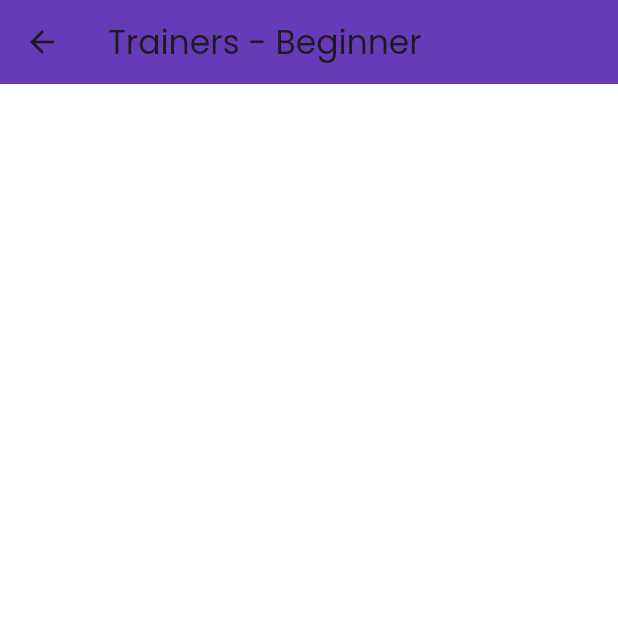
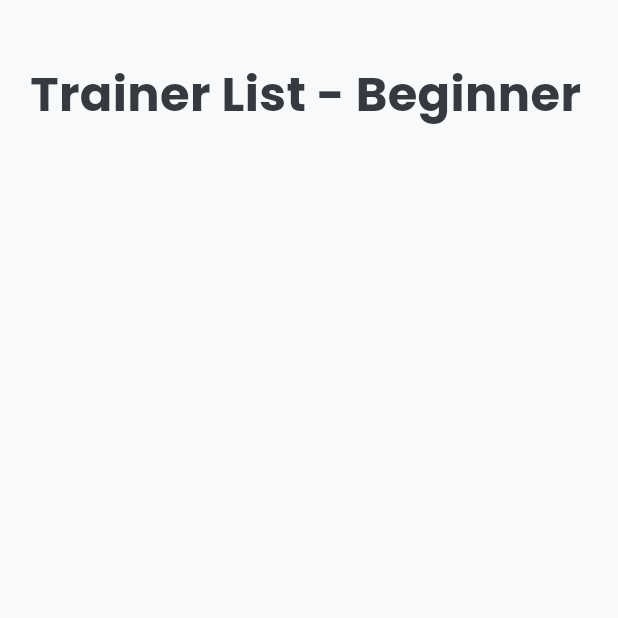
Before and after one commit to blackat123/vervevit, a Flutter app: the TrainerPage screen opened directly, on a phone screen of 412 x 824 dp, the top half of it. Run offline on Flutter 3.47's test engine with Material 3 defaults, Android fonts, the phone set to English and light mode, and no system bars; our stand-ins replace google_fonts, supabase_flutter; accounts and stored records are empty.

Commit message:
trainer page ui

```diff
--- a/lib/Screens/trainer_page.dart
+++ b/lib/Screens/trainer_page.dart
@@ -1,6 +1,8 @@
 import 'package:flutter/material.dart';
 import 'package:supabase_flutter/supabase_flutter.dart';
 import 'book_schedule_page.dart';
+import 'package:vervefit/Components/trainer_card.dart';
+import 'package:vervefit/responsive.dart';
 
 class TrainerPage extends StatefulWidget {
   final String selectedLevel;
@@ -36,27 +38,51 @@ class _TrainerPageState extends State<TrainerPage> {
 
   @override
   Widget build(BuildContext context) {
+    final double horizontalPadding = Responsive.isDesktop(context)
+        ? 100
+        : Responsive.isTablet(context)
+            ? 60
+            : 20;
+
+    final int crossAxisCount = Responsive.isDesktop(context)
+        ? 3
+        : Responsive.isTablet(context)
+            ? 2
+            : 1;
+
+    final double childAspectRatio = Responsive.isDesktop(context)
+    ? 1.4
+    : Responsive.isTablet(context)
+        ? 1.3
+        : 1.1;
+
+
     return Scaffold(
-      appBar: AppBar(
-        title: Text('Trainers - ${widget.selectedLevel}'),
-        backgroundColor: Colors.deepPurple,
+      backgroundColor: const Color(0xFFF8F9FA),
+      body: Padding(
+        padding: EdgeInsets.symmetric(horizontal: horizontalPadding, vertical: 40),
+        child: Column(
+          crossAxisAlignment: CrossAxisAlignment.start,
+          children: [
+            Text(
+              'Trainer List - ${widget.selectedLevel}',
+              style: const TextStyle(
+                fontSize: 32,
+                fontWeight: FontWeight.bold,
+                color: Color(0xFF343A40),
               ),
-      body: loading
-          ? Center(child: CircularProgressIndicator())
-          : ListView.builder(
+            ),
+            const SizedBox(height: 20),
+            loading
+                ? const Center(child: CircularProgressIndicator())
+                : Expanded(
+  child: ListView.separated(
     itemCount: trainers.length,
+    separatorBuilder: (_, __) => const SizedBox(height: 16),
     itemBuilder: (context, index) {
       final trainer = trainers[index];
-                return Card(
-                  margin: const EdgeInsets.all(8),
-                  child: ListTile(
-                    leading: CircleAvatar(
-                      child: Text(trainer['nama'][0]),
-                    ),
-                    title: Text(trainer['nama']),
-                    subtitle: Text(
-                      'Umur: ${trainer['umur']}, No. Telp: ${trainer['no_telp']}',
-                    ),
+      return TrainerCard(
+        trainer: trainer,
         onTap: () {
           Navigator.of(context).push(
             MaterialPageRoute(
@@ -64,9 +90,13 @@ class _TrainerPageState extends State<TrainerPage> {
             ),
           );
         },
-                  ),
       );
     },
+  ),
+),
+
+          ],
+        ),
       ),
     );
   }
```
Also changed, not shown: lib/Components/trainer_card.dart (added, +110 -0 lines). Lines whose indentation alone changed are shown as unchanged.
